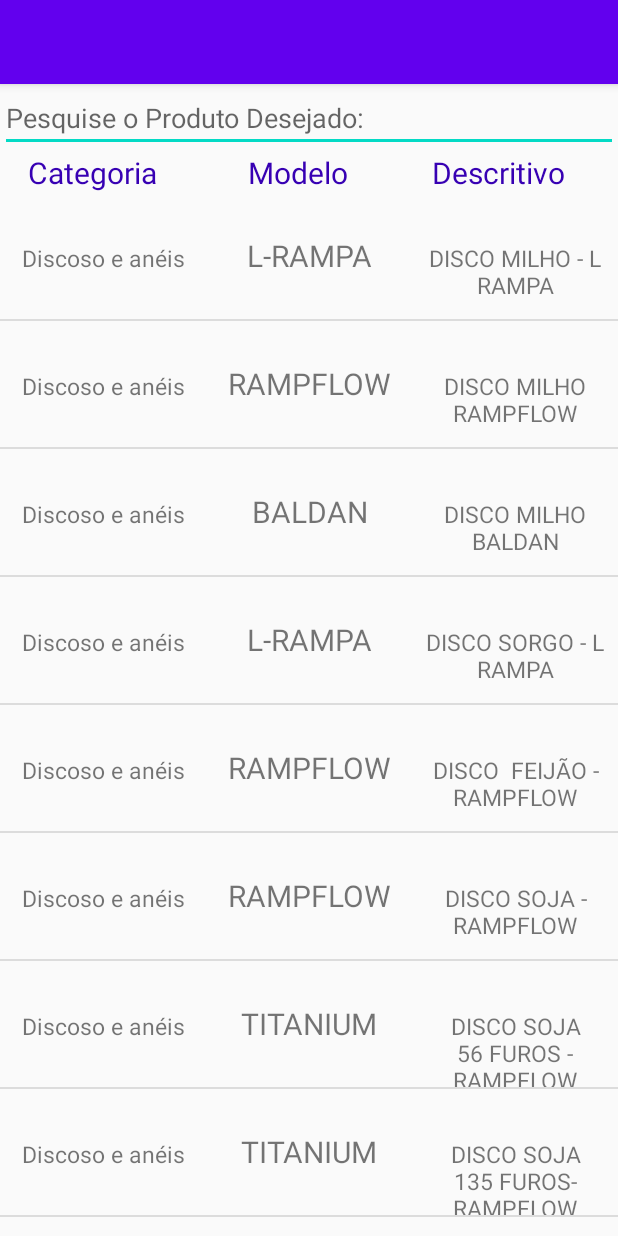
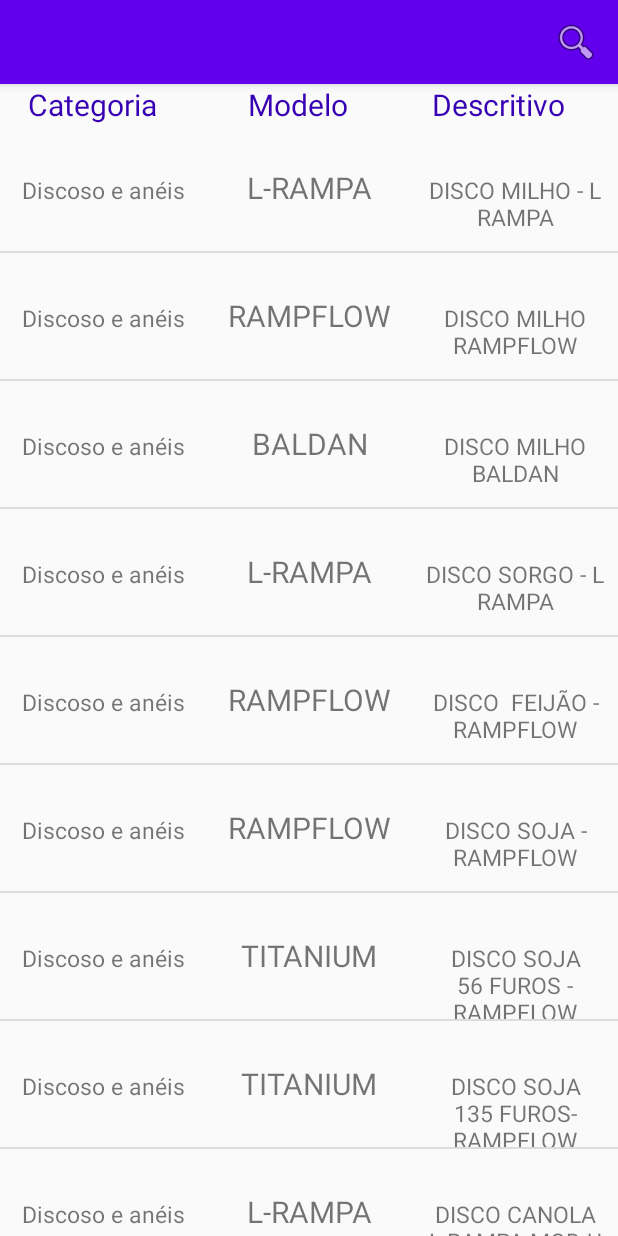
Before and after one commit to victorniubo/desagil_projeto2, an Android app: the screen it shows after launch (MainActivity), on a phone screen of 412 x 824 dp. Run offline under Robolectric (Android 15) with nearby library versions, the light colour scheme and no system bars.

Commit message:
Busca pronta

```diff
--- a/Projeto2/app/src/main/java/br/edu/insper/al/victoran/projeto2/MainActivity.java
+++ b/Projeto2/app/src/main/java/br/edu/insper/al/victoran/projeto2/MainActivity.java
@@ -1,13 +1,17 @@
 package br.edu.insper.al.victoran.projeto2;
 
 import androidx.appcompat.app.AppCompatActivity;
+import androidx.lifecycle.AndroidViewModel;
 
 import android.os.Bundle;
 import android.text.Editable;
 import android.text.TextWatcher;
 import android.util.Log;
+import android.view.Menu;
+import android.view.MenuItem;
 import android.widget.EditText;
 import android.widget.ListView;
+import android.widget.SearchView;
 
 import java.io.BufferedReader;
 import java.io.FileNotFoundException;
@@ -21,41 +25,27 @@
 
     ProdListAdaptor adaptor;
     ArrayList<Product> prodlist = new ArrayList<>();
+    ListView listaprods;
 
     @Override
     protected void onCreate(Bundle savedInstanceState) {
         super.onCreate(savedInstanceState);
         setContentView(R.layout.activity_main);
-        ListView listaprods = findViewById(R.id.listView);
-        EditText procura = findViewById(R.id.barraProcura);
+        listaprods = findViewById(R.id.listView);
+//        EditText procura = findViewById(R.id.barraProcura);
         prodlist = ReadProducts();
 
         adaptor = new ProdListAdaptor(this, R.layout.adapter_view_layout,prodlist);
         listaprods.setAdapter(adaptor);
 
-        procura.addTextChangedListener(new TextWatcher() {
-            @Override
-            public void beforeTextChanged(CharSequence s, int start, int count, int after) {
 
-            }
-
-            @Override
-            public void onTextChanged(CharSequence s, int start, int before, int count) {
-                (MainActivity.this).adaptor.getFilter().filter(s);
-            }
-
-            @Override
-            public void afterTextChanged(Editable s) {
-
-            }
-        });
 
     }
     private ArrayList<Product> ReadProducts(){
         InputStream is = getResources().openRawResource(R.raw.produtos);
         BufferedReader StrR = new BufferedReader(new InputStreamReader(is, Charset.forName("UTF-8")));
         String Str;
-        ArrayList<Product> prodlist = new ArrayList<>();
+
         try {
 
             //Essa estrutura do looping while é clássica para ler cada linha
@@ -78,4 +68,50 @@
         return prodlist;
     }
 
+    @Override
+    public boolean onCreateOptionsMenu(Menu menu) {
+
+        getMenuInflater().inflate(R.menu.my_menu,menu);
+
+        MenuItem menuItem = menu.findItem(R.id.searchMenu);
+        SearchView searchView = (SearchView) menuItem.getActionView();
+
+        searchView.setOnQueryTextListener(new SearchView.OnQueryTextListener() {
+            @Override
+            public boolean onQueryTextSubmit(String query) {
+                return false;
+            }
+
+            @Override
+            public boolean onQueryTextChange(String newText) {
+
+                ArrayList<Product> resultados = new ArrayList<>();
+
+                for(Product x:prodlist){
+
+                    if(x.getCategoria().toLowerCase().contains(newText.toLowerCase())){
+                        resultados.add(x);
+
+                    }
+                    else if(x.getModelo().toLowerCase().contains(newText.toLowerCase())){
+                        resultados.add(x);
+
+                    }
+                    else if(x.getDescritivo().toLowerCase().contains(newText.toLowerCase())){
+                        resultados.add(x);
+
+                    }
+
+
+                }
+                ((ProdListAdaptor)listaprods.getAdapter()).update(resultados);
+
+
+
+                return false;
+            }
+        });
+
+        return super.onCreateOptionsMenu(menu);
+    }
 }
--- a/Projeto2/app/src/main/java/br/edu/insper/al/victoran/projeto2/ProdListAdaptor.java
+++ b/Projeto2/app/src/main/java/br/edu/insper/al/victoran/projeto2/ProdListAdaptor.java
@@ -10,47 +10,113 @@
 import androidx.annotation.NonNull;
 import androidx.annotation.Nullable;
 
+import org.w3c.dom.Text;
+
 import java.util.ArrayList;
 import java.util.List;
 
-public class ProdListAdaptor extends ArrayAdapter<Product> {
+public class ProdListAdaptor extends ArrayAdapter {
 
-    private Context mContext;
-    int mResource;
+    ArrayList<Product> itens;
 
-    public ProdListAdaptor(Context context, int resource, ArrayList<Product> objects) {
-        super(context, resource, objects);
-        mContext = context;
-        mResource = resource;
+    public ProdListAdaptor(Context context, int layout, ArrayList<Product> itens){
+        super(context, layout);
+        this.itens=itens;
+    }
+    public void update(ArrayList<Product> resultados){
+
+        itens = new ArrayList<>();
+        itens.addAll(resultados);
+        notifyDataSetChanged();
+
     }
 
+    public class ViewHolder{
+        TextView textView1;
+        TextView textView2;
+        TextView textView3;
+    }
+
+    @Override
+    public int getCount() {
+        return itens.size();
+    }
 
     @NonNull
     @Override
-    public View getView(int position, View convertView, ViewGroup parent) {
+    public View getView(int position, @Nullable View convertView, @NonNull ViewGroup parent) {
 
-        String cat = getItem(position).getCategoria();
-        String mod = getItem(position).getModelo();
-        String desc = getItem(position).getDescritivo();
+        View row;
+        row = convertView;
+        ViewHolder viewHolder;
 
-        Product1 produto = new Product1(cat, mod, desc);
+        if(row==null){
+            row = LayoutInflater.from(getContext()).inflate(R.layout.adapter_view_layout,parent,false);
+            viewHolder = new ViewHolder();
+            viewHolder.textView1=row.findViewById(R.id.tvcategoria);
+            viewHolder.textView2=row.findViewById(R.id.tvmodelo);
+            viewHolder.textView3=row.findViewById(R.id.tvdescritivo);
+            row.setTag(viewHolder);
+        }
+        else{
+            viewHolder=(ViewHolder) row.getTag();
+        }
+        viewHolder.textView1.setText(itens.get(position).getCategoria());
+        viewHolder.textView2.setText(itens.get(position).getModelo());
+        viewHolder.textView3.setText(itens.get(position).getDescritivo());
 
-        LayoutInflater inflater = LayoutInflater.from(mContext);
-
-        convertView = inflater.inflate(mResource, parent, false);
-
-        TextView tvCat = convertView.findViewById(R.id.tvcategoria);
-        TextView tvMod = convertView.findViewById(R.id.tvmodelo);
-        TextView tvDesc = convertView.findViewById(R.id.tvdescritivo);
-
-        tvCat.setText(cat);
-        tvMod.setText(mod);
-        tvDesc.setText(desc);
-
-        return convertView;
-
-
-
+        return row;
 
     }
+
+    //    private Context mContext;
+//    int mResource;
+//    ArrayList<Product> objects;
+//
+//    public ProdListAdaptor(Context context, int resource, ArrayList<Product> objects) {
+//        super(context, resource, objects);
+//        mContext = context;
+//        mResource = resource;
+//        this.objects = objects;
+//    }
+//    public void update(ArrayList<Product> resultados){
+//
+//        objects = new ArrayList<>();
+//        objects.addAll(resultados);
+//        notifyDataSetChanged();
+//
+//    }
+//
+//
+//
+//
+//    @NonNull
+//    @Override
+//    public View getView(int position, View convertView, ViewGroup parent) {
+//
+//        String cat = getItem(position).getCategoria();
+//        String mod = getItem(position).getModelo();
+//        String desc = getItem(position).getDescritivo();
+//
+//
+//
+//        LayoutInflater inflater = LayoutInflater.from(mContext);
+//
+//        convertView = inflater.inflate(mResource, parent, false);
+//
+//        TextView tvCat = convertView.findViewById(R.id.tvcategoria);
+//        TextView tvMod = convertView.findViewById(R.id.tvmodelo);
+//        TextView tvDesc = convertView.findViewById(R.id.tvdescritivo);
+//
+//        tvCat.setText(cat);
+//        tvMod.setText(mod);
+//        tvDesc.setText(desc);
+//
+//        return convertView;
+//
+//
+//
+//
+//    }
+
 }
--- a/Projeto2/app/src/main/res/layout/activity_main.xml
+++ b/Projeto2/app/src/main/res/layout/activity_main.xml
@@ -8,11 +8,11 @@
     tools:context=".MainActivity"
     android:weightSum="1">
 
-    <EditText
-        android:id="@+id/barraProcura"
-        android:layout_width="match_parent"
-        android:layout_height="wrap_content"
-        android:hint="Pesquise o Produto Desejado:" />
+<!--    <EditText-->
+<!--        android:id="@+id/barraProcura"-->
+<!--        android:layout_width="match_parent"-->
+<!--        android:layout_height="wrap_content"-->
+<!--        android:hint="Pesquise o Produto Desejado:" />-->
     <TextView
         android:id="@+id/textView"
         android:layout_width="match_parent"
--- /dev/null
+++ b/Projeto2/app/src/main/res/menu/my_menu.xml
@@ -0,0 +1,11 @@
+<?xml version="1.0" encoding="utf-8"?>
+<menu xmlns:app="http://schemas.android.com/apk/res-auto"
+    xmlns:android="http://schemas.android.com/apk/res/android">
+
+    <item
+        android:id="@+id/searchMenu"
+        android:icon="@android:drawable/ic_menu_search"
+        android:title="BuscaNome"
+        app:showAsAction="always|collapseActionView"
+        app:actionViewClass="android.widget.SearchView"/>
+</menu>
```
